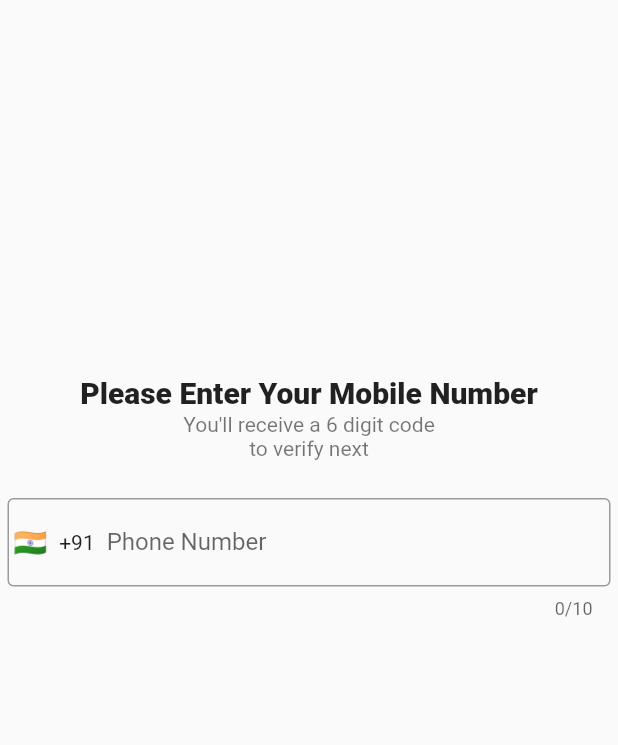
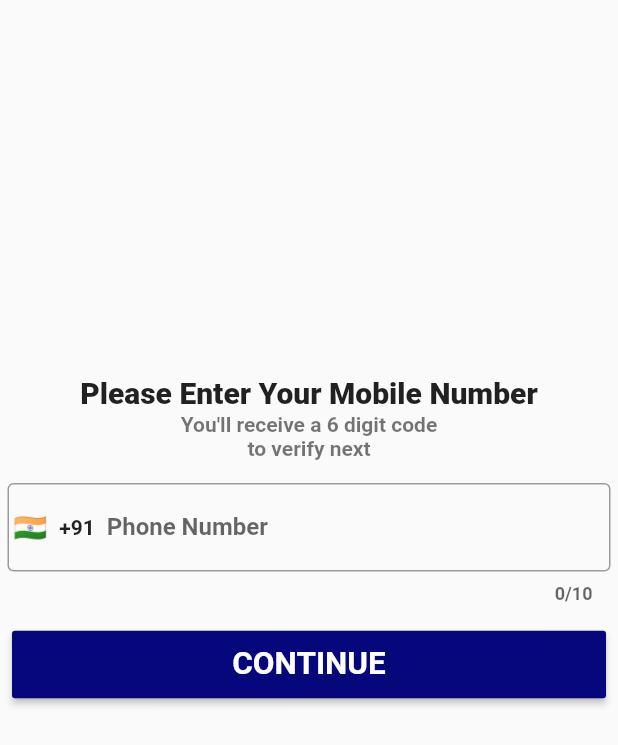
Before and after one commit to RounakJoshi09/authentication_system_using_flutter_and_firebase, a Flutter app: the screen it shows after launch, on a phone screen of 412 x 824 dp. Shown: the top 745 px of the screen. Run offline on Flutter 3.47's test engine with Material 2 defaults, Android fonts, the phone set to English and light mode, and no system bars; drawn by our look-alikes of intl_phone_field; our stand-ins replace firebase_auth, firebase_core, otp_text_field; accounts and stored records are empty; Roboto replaces fonts that are missing (RobotoMono).

Commit message:
fonts added and Button Designed

```diff
--- a/lib/widgets/phone_number.dart
+++ b/lib/widgets/phone_number.dart
@@ -1,13 +1,17 @@
+import 'package:firebase_auth/firebase_auth.dart';
 import 'package:flutter/material.dart';
 import 'package:intl_phone_field/intl_phone_field.dart';
 
 class PhoneNumber extends StatelessWidget {
   final phoneNumberController;
+  FirebaseAuth _auth = FirebaseAuth.instance;
   PhoneNumber({this.phoneNumberController});
   @override
   Widget build(BuildContext context) {
-    return Container(
-      margin: EdgeInsets.symmetric(vertical: 25, horizontal: 5),
+    return Column(
+      children: [
+        Container(
+          margin: EdgeInsets.symmetric(vertical: 15, horizontal: 5),
           child: IntlPhoneField(
             controller: phoneNumberController,
             decoration: InputDecoration(
@@ -22,6 +26,25 @@ class PhoneNumber extends StatelessWidget {
             },
             showDropdownIcon: false,
           ),
+        ),
+        Container(
+          width: MediaQuery.of(context).size.width,
+          margin: EdgeInsets.symmetric(horizontal: 8, vertical: 1),
+          child: MaterialButton(
+            child: Container(
+              margin: EdgeInsets.symmetric(horizontal: 5, vertical: 10),
+              child: Text(
+                'CONTINUE',
+                textScaleFactor: 1.5,
+                style: TextStyle(fontFamily: 'RobotoMono', color: Colors.white),
+              ),
+            ),
+            color: Color.fromARGB(255, 6, 7, 122),
+            textColor: Colors.white,
+            onPressed: () {},
+          ),
+        ),
+      ],
     );
   }
 }
--- a/pubspec.yaml
+++ b/pubspec.yaml
@@ -57,7 +57,11 @@ dev_dependencies:
 
 # The following section is specific to Flutter.
 flutter:
-
+  fonts:
+       - family: Roboto
+         fonts:
+           - asset: fonts/Roboto-Bold.ttf
+           - asset: fonts/Roboto-Black.ttf
   # The following line ensures that the Material Icons font is
   # included with your application, so that you can use the icons in
   # the material Icons class.
```
Also changed, not shown: lib/widgets/otp_page.dart (+25 -1 lines), fonts/Roboto-Black.ttf (added), fonts/Roboto-BlackItalic.ttf (added), fonts/Roboto-Bold.ttf (added), fonts/Roboto-BoldItalic.ttf (added), fonts/Roboto-Italic.ttf (added), fonts/Roboto-Light.ttf (added), fonts/Roboto-LightItalic.ttf (added), fonts/Roboto-Medium.ttf (added), fonts/Roboto-MediumItalic.ttf (added), fonts/Roboto-Regular.ttf (added), fonts/Roboto-Thin.ttf (added), fonts/Roboto-ThinItalic.ttf (added). Lines whose indentation alone changed are shown as unchanged.
